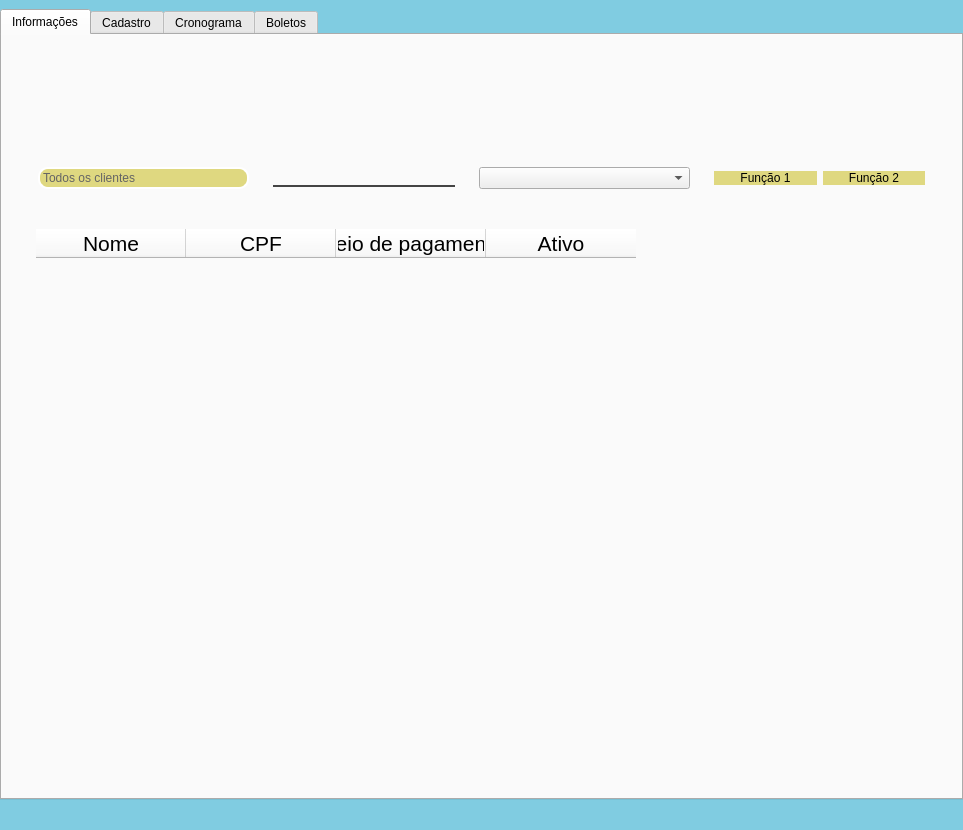
This is Telas/UI/dashCliente.ui in Nautilidae-project/Nautilus as Qt 5 draws it before an edit. The edited form follows.
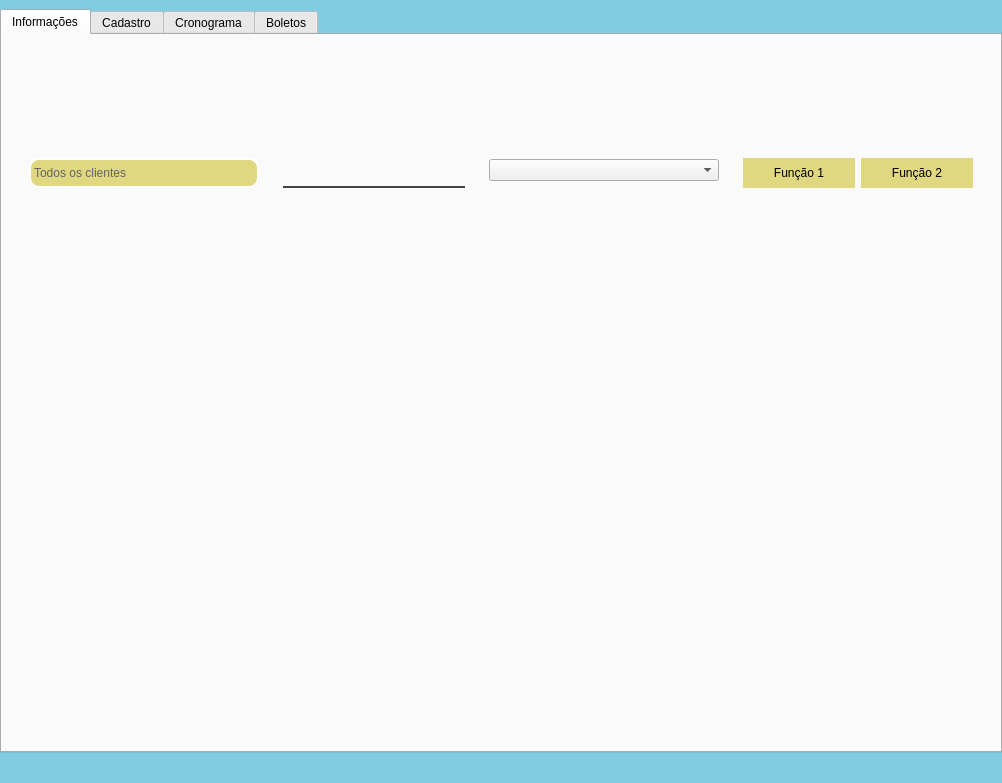
This is the edited form. The open tabs and pages were chosen to show the change.

Commit message: Ajustes de performance e responsividade na tabela e cadastro de CLiente

The edit to the form file:
```diff
--- a/Telas/UI/dashCliente.ui
+++ b/Telas/UI/dashCliente.ui
@@ -6,8 +6,8 @@
    <rect>
     <x>0</x>
     <y>0</y>
-    <width>963</width>
-    <height>830</height>
+    <width>1002</width>
+    <height>783</height>
    </rect>
   </property>
   <property name="windowTitle">
@@ -204,26 +204,11 @@
         </widget>
        </item>
        <item>
-        <widget class="QFrame" name="frBody">
-         <property name="minimumSize">
-          <size>
-           <width>0</width>
-           <height>600</height>
-          </size>
-         </property>
-         <property name="frameShape">
-          <enum>QFrame::StyledPanel</enum>
-         </property>
-         <property name="frameShadow">
-          <enum>QFrame::Raised</enum>
-         </property>
-         <layout class="QVBoxLayout" name="verticalLayout_2">
-          <item>
            <widget class="QFrame" name="frListButtons">
             <property name="minimumSize">
              <size>
               <width>0</width>
-              <height>50</height>
+           <height>60</height>
              </size>
             </property>
             <property name="maximumSize">
@@ -256,6 +241,12 @@
                <layout class="QHBoxLayout" name="horizontalLayout_4">
                 <item>
                  <widget class="QLabel" name="lbNomeTabela">
+               <property name="minimumSize">
+                <size>
+                 <width>0</width>
+                 <height>30</height>
+                </size>
+               </property>
                   <property name="text">
                    <string>Todos os clientes</string>
                   </property>
@@ -286,7 +277,17 @@
                </property>
                <layout class="QHBoxLayout" name="horizontalLayout_17">
                 <item>
-                 <widget class="QLineEdit" name="lineEdit"/>
+              <widget class="QLineEdit" name="leSearchCliente">
+               <property name="minimumSize">
+                <size>
+                 <width>0</width>
+                 <height>30</height>
+                </size>
+               </property>
+               <property name="text">
+                <string/>
+               </property>
+              </widget>
                 </item>
                </layout>
               </widget>
@@ -335,6 +336,12 @@
                <layout class="QHBoxLayout" name="horizontalLayout_19">
                 <item>
                  <widget class="QPushButton" name="pbFuncionalidade1">
+               <property name="minimumSize">
+                <size>
+                 <width>0</width>
+                 <height>30</height>
+                </size>
+               </property>
                   <property name="text">
                    <string>Função 1</string>
                   </property>
@@ -342,6 +349,12 @@
                 </item>
                 <item>
                  <widget class="QPushButton" name="pbFuncionalidade2">
+               <property name="minimumSize">
+                <size>
+                 <width>0</width>
+                 <height>30</height>
+                </size>
+               </property>
                   <property name="text">
                    <string>Função 2</string>
                   </property>
@@ -410,7 +423,7 @@
                 <number>4</number>
                </property>
                <attribute name="horizontalHeaderVisible">
-                <bool>true</bool>
+             <bool>false</bool>
                </attribute>
                <attribute name="horizontalHeaderCascadingSectionResizes">
                 <bool>true</bool>
@@ -481,9 +494,6 @@
           </item>
          </layout>
         </widget>
-       </item>
-      </layout>
-     </widget>
      <widget class="QWidget" name="tbCadastraCliente">
       <property name="styleSheet">
        <string notr="true"/>
```
Left out of the diff: 813 changed lines with no effect on the pictures. Lines whose indentation alone changed are shown as unchanged. The commit also changes 2 other files.
